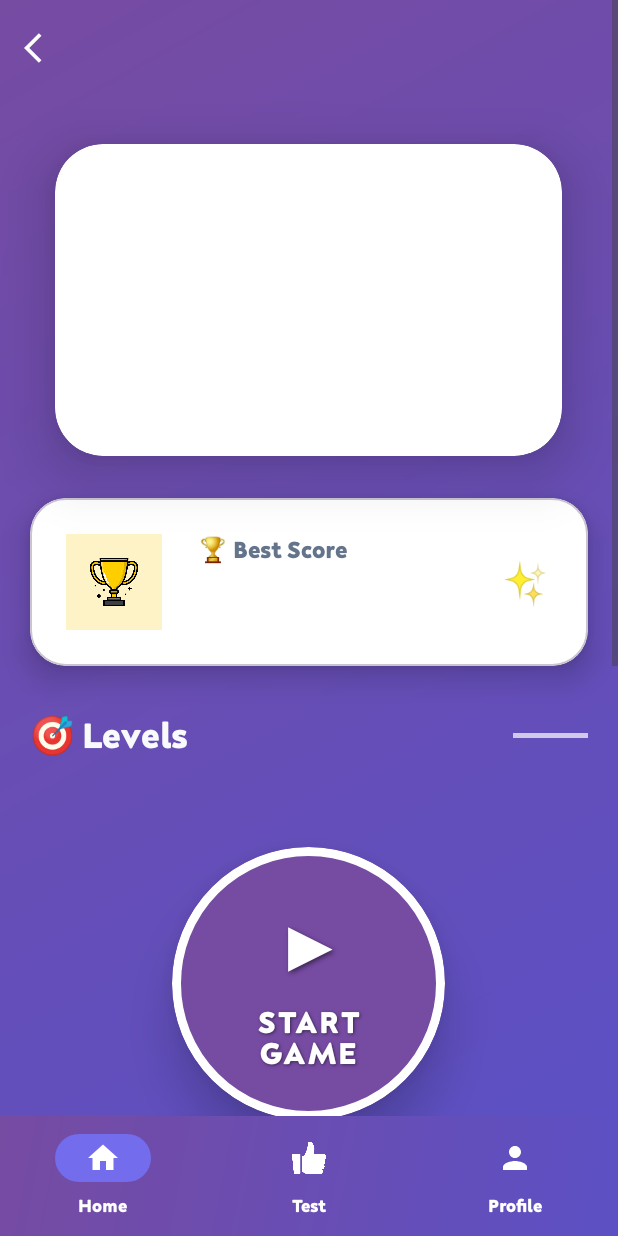
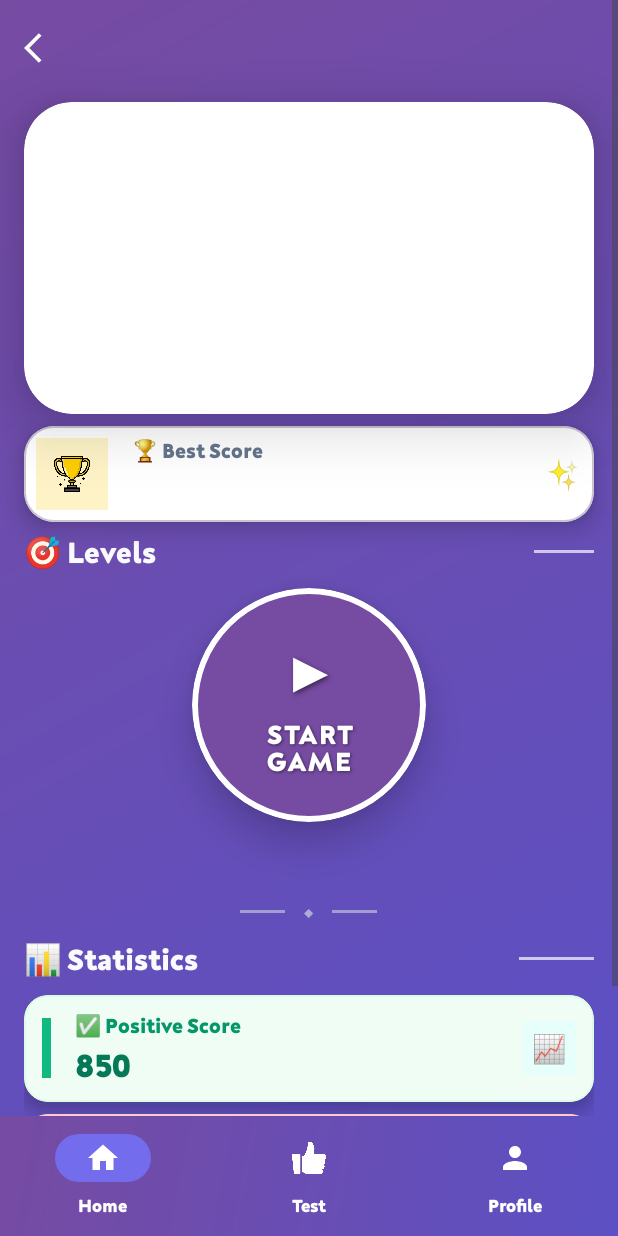
Before and after one commit to gauravo7/BrainGames, an Android app: the IntroFragment screen opened through its navigation route, on a phone screen of 412 x 824 dp. Run offline under Robolectric (Android 15) with nearby library versions, the light colour scheme and no system bars; our stand-ins replace Firebase (no records; nobody signed in at launch, a user with empty details on screens opened directly), navigation-ui, sdp/ssp sizes; network calls fail; pictures from the network do not load; 10 statements that could not run were skipped.

Commit message:
Meta Data Changes

```diff
--- a/app/src/main/AndroidManifest.xml
+++ b/app/src/main/AndroidManifest.xml
@@ -12,8 +12,8 @@
         android:allowBackup="true"
         android:dataExtractionRules="@xml/data_extraction_rules"
         android:fullBackupContent="@xml/backup_rules"
-        android:icon="@drawable/logo"
-        android:label="@string/app_name"
+        android:icon="@drawable/app_logo"
+        android:label="Think Stack"
         android:networkSecurityConfig="@xml/network_security_config"
         android:supportsRtl="true"
         android:theme="@style/Theme.BrainGames"
--- a/app/src/main/java/com/o7solutions/braingames/Numbers/FirstFragment.kt
+++ b/app/src/main/java/com/o7solutions/braingames/Numbers/FirstFragment.kt
@@ -225,16 +225,16 @@ class FirstFragment : Fragment(), NetworkChangeReceiver.NetworkStateListener {
     }
     fun resetColors() {
         binding.multiply.setCardBackgroundColor(
-            ContextCompat.getColor(requireContext(), R.color.divide_button_bg)
+            ContextCompat.getColor(requireContext(), R.color.primary_dark)
         )
         binding.division.setCardBackgroundColor(
-            ContextCompat.getColor(requireContext(), R.color.divide_button_bg)
+            ContextCompat.getColor(requireContext(), R.color.primary_dark)
         )
         binding.minus.setCardBackgroundColor(
-            ContextCompat.getColor(requireContext(), R.color.divide_button_bg)
+            ContextCompat.getColor(requireContext(), R.color.primary_dark)
         )
         binding.plus.setCardBackgroundColor(
-            ContextCompat.getColor(requireContext(), R.color.divide_button_bg)
+            ContextCompat.getColor(requireContext(), R.color.primary_dark)
         )
 
     }
--- a/app/src/main/java/com/o7solutions/braingames/UI/SplashActivity.kt
+++ b/app/src/main/java/com/o7solutions/braingames/UI/SplashActivity.kt
@@ -34,8 +34,8 @@ class SplashActivity : AppCompatActivity() {
 
         auth = FirebaseAuth.getInstance()
 
-        val animationZoomOut = AnimationUtils.loadAnimation(this, R.anim.rotate)
-        findViewById<ImageView>(R.id.logoImg).startAnimation(animationZoomOut)
+//        val animationZoomOut = AnimationUtils.loadAnimation(this, R.anim.rotate)
+//        findViewById<ImageView>(R.id.logoImg).startAnimation(animationZoomOut)
 
         Handler(Looper.getMainLooper()).postDelayed({
 
--- a/app/src/main/res/layout/activity_splash.xml
+++ b/app/src/main/res/layout/activity_splash.xml
@@ -48,7 +48,7 @@
         app:layout_constraintEnd_toEndOf="@id/guideV80"
         app:layout_constraintTop_toTopOf="@id/guideH30"
         app:layout_constraintBottom_toBottomOf="@id/guideH70"
-        android:src="@drawable/logo"
+        android:src="@drawable/app_logo"
         />
 
 </androidx.constraintlayout.widget.ConstraintLayout>
--- a/app/src/main/res/layout/fragment_intro.xml
+++ b/app/src/main/res/layout/fragment_intro.xml
@@ -11,8 +11,7 @@
         android:layout_width="match_parent"
         android:layout_height="wrap_content"
         android:gravity="center"
-        android:orientation="vertical"
-      >
+        android:orientation="vertical">
 
         <com.google.android.material.appbar.MaterialToolbar
             android:id="@+id/toolbar"
@@ -21,18 +20,18 @@
             app:layout_constraintTop_toTopOf="parent"
             app:navigationIcon="@drawable/baseline_arrow_back_ios_24"
             android:background="@android:color/transparent"
-            app:titleTextColor="@color/white"
-            />
+            app:titleTextColor="@color/white" />
 
         <!-- Hero Section with Game Icon -->
         <com.google.android.material.card.MaterialCardView
-            android:layout_width="@dimen/_260sdp"
+            android:layout_width="match_parent"
             android:layout_height="@dimen/_160sdp"
-            android:layout_marginBottom="28dp"
+            android:layout_marginBottom="6dp"
+            android:layout_marginHorizontal="16dp"
             app:cardBackgroundColor="#FFFFFF"
             app:cardCornerRadius="32dp"
             app:cardElevation="24dp"
-            android:layout_marginTop="32dp"
+            android:layout_marginTop="4dp"
             app:strokeWidth="0dp">
 
             <ImageView
@@ -43,37 +42,35 @@
 
         </com.google.android.material.card.MaterialCardView>
 
-        <!-- Game Description -->
-
-
         <!-- Best Score Card with Enhanced Design -->
         <com.google.android.material.card.MaterialCardView
             android:layout_width="match_parent"
             android:layout_height="wrap_content"
-            android:layout_marginHorizontal="20dp"
-            android:layout_marginBottom="32dp"
+            android:layout_marginHorizontal="16dp"
+            android:layout_marginBottom="8dp"
             app:cardBackgroundColor="#FFFFFF"
-            app:cardCornerRadius="24dp"
-            app:cardElevation="12dp">
+            app:cardCornerRadius="20dp"
+            android:layout_marginTop="2dp"
+            app:cardElevation="10dp">
 
             <LinearLayout
                 android:layout_width="match_parent"
                 android:layout_height="wrap_content"
                 android:gravity="center_vertical"
                 android:orientation="horizontal"
-                android:padding="24dp">
+                android:padding="8dp">
 
                 <!-- Trophy Icon with Enhanced Background -->
                 <LinearLayout
-                    android:layout_width="64dp"
-                    android:layout_height="64dp"
-                    android:layout_marginEnd="24dp"
+                    android:layout_width="48dp"
+                    android:layout_height="48dp"
+                    android:layout_marginEnd="16dp"
                     android:background="#FEF3C7"
                     android:gravity="center">
 
                     <ImageView
-                        android:layout_width="32dp"
-                        android:layout_height="32dp"
+                        android:layout_width="24dp"
+                        android:layout_height="24dp"
                         android:layout_gravity="center"
                         android:src="@drawable/trophy" />
 
@@ -91,17 +88,17 @@
                         android:fontFamily="@font/neut"
                         android:text="🏆 Best Score"
                         android:textColor="#64748B"
-                        android:textSize="16sp"
+                        android:textSize="14sp"
                         android:textStyle="bold" />
 
                     <TextView
                         android:id="@+id/bestScore"
                         android:layout_width="match_parent"
                         android:layout_height="wrap_content"
-                        android:layout_marginTop="6dp"
+                        android:layout_marginTop="3dp"
                         android:fontFamily="@font/neut"
                         android:textColor="#1E293B"
-                        android:textSize="32sp"
+                        android:textSize="24sp"
                         android:textStyle="bold"
                         android:letterSpacing="0.02"
                         tools:text="1,250" />
@@ -113,7 +110,7 @@
                     android:layout_width="wrap_content"
                     android:layout_height="wrap_content"
                     android:text="✨"
-                    android:textSize="28sp"
+                    android:textSize="20sp"
                     android:alpha="0.8" />
 
             </LinearLayout>
@@ -124,8 +121,8 @@
         <LinearLayout
             android:layout_width="match_parent"
             android:layout_height="wrap_content"
-            android:layout_marginHorizontal="20dp"
-            android:layout_marginBottom="20dp"
+            android:layout_marginHorizontal="16dp"
+            android:layout_marginBottom="6dp"
             android:gravity="center_vertical"
             android:orientation="horizontal">
 
@@ -136,15 +133,15 @@
                 android:fontFamily="@font/neut"
                 android:text="🎯 Levels"
                 android:textColor="#F8FAFC"
-                android:textSize="24sp"
+                android:textSize="20sp"
                 android:textStyle="bold" />
 
             <View
-                android:layout_width="50dp"
-                android:layout_height="3dp"
+                android:layout_width="40dp"
+                android:layout_height="2dp"
                 android:background="#FFFFFF"
                 android:alpha="0.7"
-                android:layout_marginStart="16dp" />
+                android:layout_marginStart="12dp" />
 
         </LinearLayout>
 
@@ -152,40 +149,40 @@
             android:id="@+id/levelsRecyclerView"
             android:layout_width="match_parent"
             android:layout_height="wrap_content"
-            android:layout_marginBottom="40dp"
+            android:layout_marginBottom="6dp"
             android:clipToPadding="false"
-            android:paddingHorizontal="20dp" />
+            android:paddingHorizontal="16dp" />
 
         <!-- Enhanced Start Game Button -->
         <com.google.android.material.card.MaterialCardView
             android:id="@+id/startGame"
-            android:layout_width="@dimen/_140sdp"
-            android:layout_height="@dimen/_140sdp"
-            android:layout_marginBottom="32dp"
+            android:layout_width="@dimen/_120sdp"
+            android:layout_height="@dimen/_120sdp"
+            android:layout_marginBottom="6dp"
             android:clickable="true"
             android:focusable="true"
             android:foreground="?android:attr/selectableItemBackground"
             app:cardBackgroundColor="@color/primary_dark"
-            app:cardCornerRadius="@dimen/_70sdp"
-            app:cardElevation="20dp"
+            app:cardCornerRadius="@dimen/_60sdp"
+            app:cardElevation="16dp"
             app:strokeColor="#FFFFFF"
-            app:strokeWidth="6dp">
+            app:strokeWidth="4dp">
 
             <LinearLayout
                 android:layout_width="match_parent"
                 android:layout_height="match_parent"
                 android:gravity="center"
                 android:orientation="vertical"
-                android:padding="20dp">
+                android:padding="16dp">
 
                 <!-- Enhanced Play Symbol -->
                 <TextView
                     android:layout_width="wrap_content"
                     android:layout_height="wrap_content"
-                    android:layout_marginBottom="8dp"
+                    android:layout_marginBottom="6dp"
                     android:text="▶"
                     android:textColor="@color/white"
-                    android:textSize="@dimen/_36ssp"
+                    android:textSize="@dimen/_28ssp"
                     android:textStyle="bold"
                     android:shadowColor="#80000000"
                     android:shadowDx="2"
@@ -202,7 +199,7 @@
                     android:text="START\nGAME"
                     android:textAlignment="center"
                     android:textColor="@color/white"
-                    android:textSize="@dimen/_16ssp"
+                    android:textSize="@dimen/_14ssp"
                     android:textStyle="bold"
                     android:shadowColor="#80000000"
                     android:shadowDx="1"
@@ -217,25 +214,25 @@
             android:id="@+id/description"
             android:layout_width="match_parent"
             android:layout_height="wrap_content"
-            android:layout_marginHorizontal="20dp"
-            android:layout_marginBottom="32dp"
+            android:layout_marginHorizontal="16dp"
+            android:layout_marginBottom="16dp"
             android:fontFamily="@font/neut"
             android:gravity="center"
-            android:lineSpacingExtra="4dp"
+            android:lineSpacingExtra="2dp"
             android:textColor="#F8FAFC"
-            android:textSize="18sp"
+            android:textSize="16sp"
             android:alpha="0.95" />
 
         <!-- Elegant Divider -->
         <LinearLayout
             android:layout_width="wrap_content"
             android:layout_height="wrap_content"
-            android:layout_marginVertical="24dp"
+            android:layout_marginVertical="12dp"
             android:gravity="center"
             android:orientation="horizontal">
 
             <View
-                android:layout_width="40dp"
+                android:layout_width="30dp"
                 android:layout_height="2dp"
                 android:background="#CBD5E1"
                 android:alpha="0.6" />
@@ -243,14 +240,14 @@
             <TextView
                 android:layout_width="wrap_content"
                 android:layout_height="wrap_content"
-                android:layout_marginHorizontal="16dp"
+                android:layout_marginHorizontal="12dp"
                 android:text="◆"
                 android:textColor="#CBD5E1"
-                android:textSize="12sp"
+                android:textSize="10sp"
                 android:alpha="0.7" />
 
             <View
-                android:layout_width="40dp"
+                android:layout_width="30dp"
                 android:layout_height="2dp"
                 android:background="#CBD5E1"
                 android:alpha="0.6" />
@@ -262,13 +259,13 @@
             android:layout_width="match_parent"
             android:layout_height="wrap_content"
             android:orientation="vertical"
-            android:paddingHorizontal="20dp">
+            android:paddingHorizontal="16dp">
 
             <!-- Section Title with Icon -->
             <LinearLayout
                 android:layout_width="match_parent"
                 android:layout_height="wrap_content"
-                android:layout_marginBottom="24dp"
+                android:layout_marginBottom="12dp"
                 android:gravity="center_vertical"
                 android:orientation="horizontal">
 
@@ -279,12 +276,12 @@
                     android:fontFamily="@font/neut"
                     android:text="📊 Statistics"
                     android:textColor="#F8FAFC"
-                    android:textSize="24sp"
+                    android:textSize="20sp"
                     android:textStyle="bold" />
 
                 <View
-                    android:layout_width="60dp"
-                    android:layout_height="3dp"
+                    android:layout_width="50dp"
+                    android:layout_height="2dp"
                     android:background="#FFFFFF"
                     android:alpha="0.7" />
 
@@ -294,10 +291,10 @@
             <com.google.android.material.card.MaterialCardView
                 android:layout_width="match_parent"
                 android:layout_height="wrap_content"
-                android:layout_marginBottom="20dp"
+                android:layout_marginBottom="8dp"
                 app:cardBackgroundColor="#F0FDF4"
-                app:cardCornerRadius="20dp"
-                app:cardElevation="8dp"
+                app:cardCornerRadius="16dp"
+                app:cardElevation="6dp"
                 app:strokeColor="#DCFCE7"
                 app:strokeWidth="1dp">
 
@@ -306,12 +303,12 @@
                     android:layout_height="wrap_content"
                     android:gravity="center_vertical"
                     android:orientation="horizontal"
-                    android:padding="24dp">
+                    android:padding="12dp">
 
                     <View
-                        android:layout_width="8dp"
-                        android:layout_height="60dp"
-                        android:layout_marginEnd="24dp"
+                        android:layout_width="6dp"
+                        android:layout_height="40dp"
+                        android:layout_marginEnd="16dp"
                         android:background="#10B981" />
 
                     <LinearLayout
@@ -326,18 +323,18 @@
                             android:fontFamily="@font/neut"
                             android:text="✅ Positive Score"
                             android:textColor="#059669"
-                            android:textSize="16sp"
+                            android:textSize="14sp"
                             android:textStyle="bold" />
 
                         <TextView
                             android:id="@+id/positiveScore"
                             android:layout_width="match_parent"
                             android:layout_height="wrap_content"
-                            android:layout_marginTop="8dp"
+                            android:layout_marginTop="4dp"
                             android:fontFamily="@font/neut"
                             android:text="850"
                             android:textColor="#047857"
-                            android:textSize="28sp"
+                            android:textSize="22sp"
                             android:textStyle="bold"
                             android:letterSpacing="0.02"
                             tools:text="850" />
@@ -345,8 +342,8 @@
                     </LinearLayout>
 
                     <LinearLayout
-                        android:layout_width="48dp"
-                        android:layout_height="48dp"
+                        android:layout_width="36dp"
+                        android:layout_height="36dp"
                         android:background="#E6FFFA"
                         android:gravity="center">
 
@@ -354,7 +351,7 @@
                             android:layout_width="wrap_content"
                             android:layout_height="wrap_content"
                             android:text="📈"
-                            android:textSize="24sp" />
+                            android:textSize="18sp" />
 
                     </LinearLayout>
 
@@ -366,10 +363,10 @@
             <com.google.android.material.card.MaterialCardView
                 android:layout_width="match_parent"
                 android:layout_height="wrap_content"
-                android:layout_marginBottom="20dp"
+                android:layout_marginBottom="8dp"
                 app:cardBackgroundColor="#FEF2F2"
-                app:cardCornerRadius="20dp"
-                app:cardElevation="8dp"
+                app:cardCornerRadius="16dp"
+                app:cardElevation="6dp"
                 app:strokeColor="#FECACA"
                 app:strokeWidth="1dp">
 
@@ -378,12 +375,12 @@
                     android:layout_height="wrap_content"
                     android:gravity="center_vertical"
                     android:orientation="horizontal"
-                    android:padding="24dp">
+                    android:padding="12dp">
 
                     <View
-                        android:layout_width="8dp"
-                        android:layout_height="60dp"
-                        android:layout_marginEnd="24dp"
+                        android:layout_width="6dp"
+                        android:layout_height="40dp"
+                        android:layout_marginEnd="16dp"
                         android:background="#EF4444" />
 
                     <LinearLayout
@@ -398,18 +395,18 @@
                             android:fontFamily="@font/neut"
                             android:text="❌ Negative Score"
                             android:textColor="#DC2626"
-                            android:textSize="16sp"
+                            android:textSize="14sp"
                             android:textStyle="bold" />
 
                         <TextView
                             android:id="@+id/negativeScore"
                             android:layout_width="match_parent"
                             android:layout_height="wrap_content"
-                            android:layout_marginTop="8dp"
+                            android:layout_marginTop="4dp"
                             android:fontFamily="@font/neut"
                             android:text="245"
                             android:textColor="#B91C1C"
-                            android:textSize="28sp"
+                            android:textSize="22sp"
                             android:textStyle="bold"
                             android:letterSpacing="0.02"
                             tools:text="245" />
@@ -417,8 +414,8 @@
                     </LinearLayout>
 
                     <LinearLayout
-                        android:layout_width="48dp"
-                        android:layout_height="48dp"
+                        android:layout_width="36dp"
+                        android:layout_height="36dp"
                         android:background="#FFEBEE"
                         android:gravity="center">
 
@@ -426,7 +423,7 @@
                             android:layout_width="wrap_content"
                             android:layout_height="wrap_content"
                             android:text="📉"
-                            android:textSize="24sp" />
+                            android:textSize="18sp" />
 
                     </LinearLayout>
 
@@ -439,7 +436,7 @@
         <!-- Bottom Spacing -->
         <View
             android:layout_width="match_parent"
-            android:layout_height="40dp" />
+            android:layout_height="20dp" />
 
     </LinearLayout>
 </ScrollView>
--- a/app/src/main/res/layout/item_levels.xml
+++ b/app/src/main/res/layout/item_levels.xml
@@ -4,7 +4,7 @@
     android:layout_height="@dimen/_40sdp"
     xmlns:app="http://schemas.android.com/apk/res-auto"
     xmlns:tools="http://schemas.android.com/tools"
-    android:layout_margin="12dp"
+    android:layout_margin="4dp"
     app:cardBackgroundColor="@color/white"
     app:cardElevation="4dp"
     app:cardCornerRadius="50dp">
```
Also changed, not shown: app/src/main/res/drawable/app_logo.png (added).
